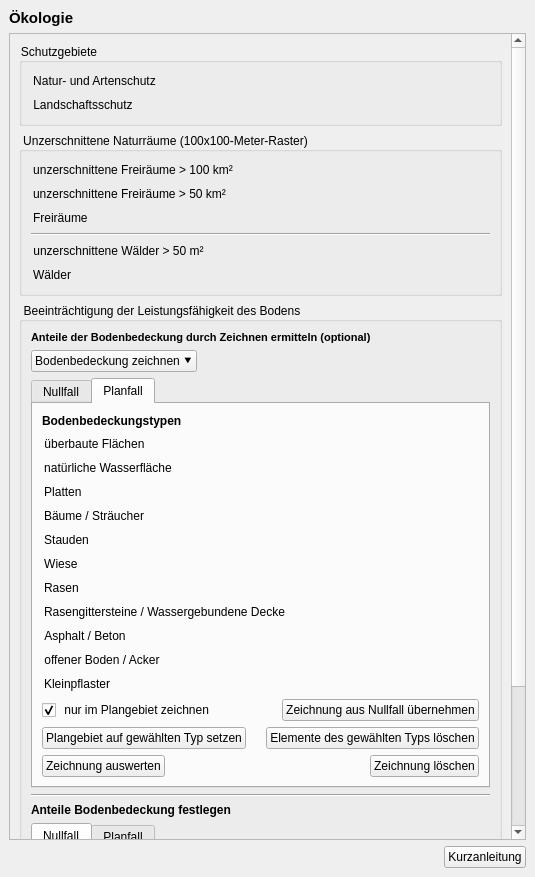
Before: the Qt Designer form projektchecktools/ui/ProjektCheck_dockwidget_analysis_04-Oeko.ui in projektcheck/ProjektCheck-QGIS, drawn with Qt 5.
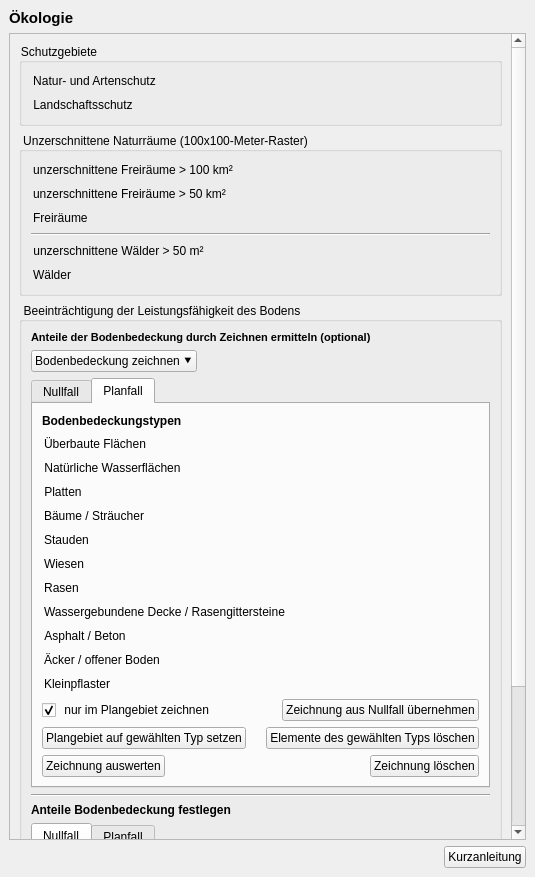
After: the same form once the commit is applied. The open tabs and pages were chosen to show the change. Icons and pictures are not drawn. Custom widgets are drawn as their Qt base class.

What changed in the file:
```diff
--- a/projektchecktools/ui/ProjektCheck_dockwidget_analysis_04-Oeko.ui
+++ b/projektchecktools/ui/ProjektCheck_dockwidget_analysis_04-Oeko.ui
@@ -80,9 +80,9 @@
        <property name="geometry">
         <rect>
          <x>0</x>
-         <y>-170</y>
-         <width>508</width>
-         <height>1017</height>
+         <y>0</y>
+         <width>498</width>
+         <height>975</height>
         </rect>
        </property>
        <layout class="QVBoxLayout" name="verticalLayout_7">
@@ -1075,7 +1075,7 @@
                   <string>&lt;html&gt;&lt;head/&gt;&lt;body&gt;&lt;p&gt;&lt;span style=&quot; font-weight:600;&quot;&gt;Überbaute Flächen&lt;/span&gt;&lt;/p&gt;&lt;p&gt;Startet das Zeichenwerkzeug zum Einzeichnen überbauter Flächen. Umriss abschließen mit Doppelklick.&lt;/p&gt;&lt;/body&gt;&lt;/html&gt;</string>
                  </property>
                  <property name="text">
-                  <string>überbaute Flächen</string>
+                  <string>Überbaute Flächen</string>
                  </property>
                  <property name="icon">
                   <iconset>
@@ -1114,7 +1114,7 @@
                   <string>&lt;html&gt;&lt;head/&gt;&lt;body&gt;&lt;p&gt;&lt;span style=&quot; font-weight:600;&quot;&gt;Natürliche Wasserfläche&lt;/span&gt;&lt;/p&gt;&lt;p&gt;Startet das Zeichenwerkzeug zum Einzeichnen natürlicher Wasserflächen. Umriss abschließen mit Doppelklick.&lt;/p&gt;&lt;/body&gt;&lt;/html&gt;</string>
                  </property>
                  <property name="text">
-                  <string>natürliche Wasserfläche</string>
+                  <string>Natürliche Wasserflächen</string>
                  </property>
                  <property name="icon">
                   <iconset>
@@ -1153,7 +1153,7 @@
                   <string>&lt;html&gt;&lt;head/&gt;&lt;body&gt;&lt;p&gt;&lt;span style=&quot; font-weight:600;&quot;&gt;Platten&lt;/span&gt;&lt;/p&gt;&lt;p&gt;Startet das Zeichenwerkzeug zum Einzeichnen von mit Platten belegten Flächen. Umriss abschließen mit Doppelklick.&lt;/p&gt;&lt;/body&gt;&lt;/html&gt;</string>
                  </property>
                  <property name="text">
-                  <string>Platten             </string>
+                  <string>Platten</string>
                  </property>
                  <property name="icon">
                   <iconset>
@@ -1231,7 +1231,7 @@
                   <string>&lt;html&gt;&lt;head/&gt;&lt;body&gt;&lt;p&gt;&lt;span style=&quot; font-weight:600;&quot;&gt;Stauden&lt;/span&gt;&lt;/p&gt;&lt;p&gt;Startet das Zeichenwerkzeug zum Einzeichnen von Flächen mit Stauden. Umriss abschließen mit Doppelklick.&lt;/p&gt;&lt;/body&gt;&lt;/html&gt;</string>
                  </property>
                  <property name="text">
-                  <string>Stauden      </string>
+                  <string>Stauden</string>
                  </property>
                  <property name="icon">
                   <iconset>
@@ -1270,7 +1270,7 @@
                   <string>&lt;html&gt;&lt;head/&gt;&lt;body&gt;&lt;p&gt;&lt;span style=&quot; font-weight:600;&quot;&gt;Wiese&lt;/span&gt;&lt;/p&gt;&lt;p&gt;Startet das Zeichenwerkzeug zum Einzeichnen von Flächen mit Wiese. Umriss abschließen mit Doppelklick.&lt;/p&gt;&lt;/body&gt;&lt;/html&gt;</string>
                  </property>
                  <property name="text">
-                  <string>Wiese    </string>
+                  <string>Wiesen</string>
                  </property>
                  <property name="icon">
                   <iconset>
@@ -1309,7 +1309,7 @@
                   <string>&lt;html&gt;&lt;head/&gt;&lt;body&gt;&lt;p&gt;&lt;span style=&quot; font-weight:600;&quot;&gt;Rasen&lt;/span&gt;&lt;/p&gt;&lt;p&gt;Startet das Zeichenwerkzeug zum Einzeichnen von Flächen mit Rasen. Umriss abschließen mit Doppelklick.&lt;/p&gt;&lt;/body&gt;&lt;/html&gt;</string>
                  </property>
                  <property name="text">
-                  <string>Rasen    </string>
+                  <string>Rasen</string>
                  </property>
                  <property name="icon">
                   <iconset>
@@ -1348,7 +1348,7 @@
                   <string>&lt;html&gt;&lt;head/&gt;&lt;body&gt;&lt;p&gt;&lt;span style=&quot; font-weight:600;&quot;&gt;Wassergebundene Decke oder Rasengittersteine&lt;/span&gt;&lt;/p&gt;&lt;p&gt;Startet das Zeichenwerkzeug zum Einzeichnen von Flächen mit wassergebundener Decke oder Rasengittersteinen. Umriss abschließen mit Doppelklick.&lt;/p&gt;&lt;/body&gt;&lt;/html&gt;</string>
                  </property>
                  <property name="text">
-                  <string>Rasengittersteine / Wassergebundene Decke</string>
+                  <string>Wassergebundene Decke / Rasengittersteine</string>
                  </property>
                  <property name="icon">
                   <iconset>
@@ -1426,7 +1426,7 @@
                   <string>&lt;html&gt;&lt;head/&gt;&lt;body&gt;&lt;p&gt;&lt;span style=&quot; font-weight:600;&quot;&gt;Offener Boden, Acker&lt;/span&gt;&lt;/p&gt;&lt;p&gt;Startet das Zeichenwerkzeug zum Einzeichnen von Flächen mit offenem Boden oder Acker. Umriss abschließen mit Doppelklick.&lt;/p&gt;&lt;/body&gt;&lt;/html&gt;</string>
                  </property>
                  <property name="text">
-                  <string>offener Boden / Acker</string>
+                  <string>Äcker / offener Boden</string>
                  </property>
                  <property name="icon">
                   <iconset>
```
Left out of the diff: 20 changed lines with no effect on the pictures.
